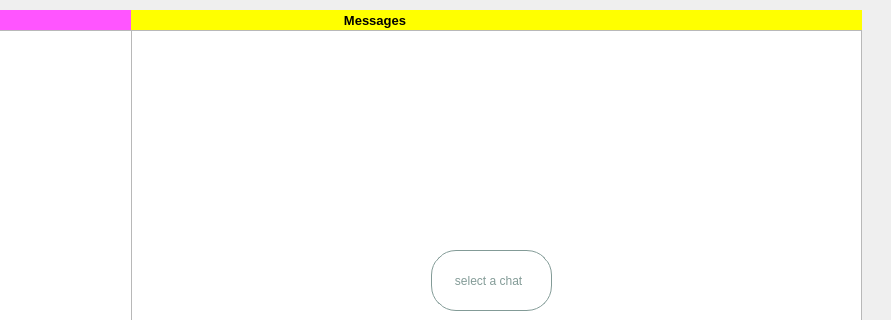
Above: chat.ui from MhkaPR/BotGram before the change; both pictures show x 419 to 1310 and y 0 to 320 of the 1310 by 810 pixel window. Below: the same form after it.
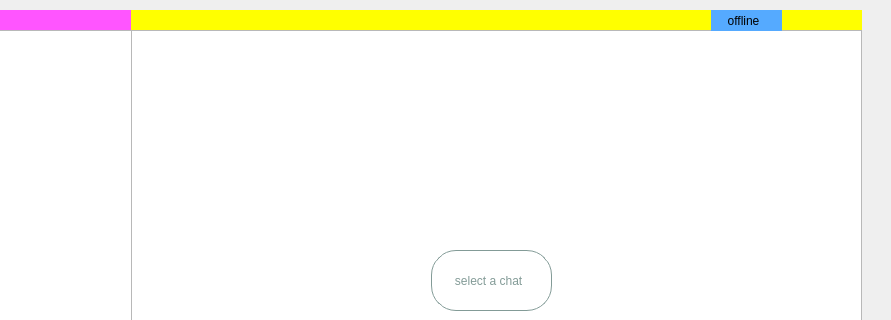
That is the form after the change.

```diff
--- a/chat.ui
+++ b/chat.ui
@@ -97,7 +97,7 @@
      <string notr="true">background-color: rgb(255, 255, 0);</string>
     </property>
     <property name="text">
-     <string>                                                           Messages</string>
+     <string>                                                          </string>
     </property>
    </widget>
    <widget class="QTextEdit" name="message_text">
@@ -297,6 +297,22 @@
      <string/>
     </property>
    </widget>
+   <widget class="QLabel" name="label_onoroff">
+    <property name="geometry">
+     <rect>
+      <x>580</x>
+      <y>0</y>
+      <width>71</width>
+      <height>21</height>
+     </rect>
+    </property>
+    <property name="styleSheet">
+     <string notr="true">background-color: rgb(85, 170, 255);</string>
+    </property>
+    <property name="text">
+     <string>     offline</string>
+    </property>
+   </widget>
   </widget>
  </widget>
  <resources/>
```
